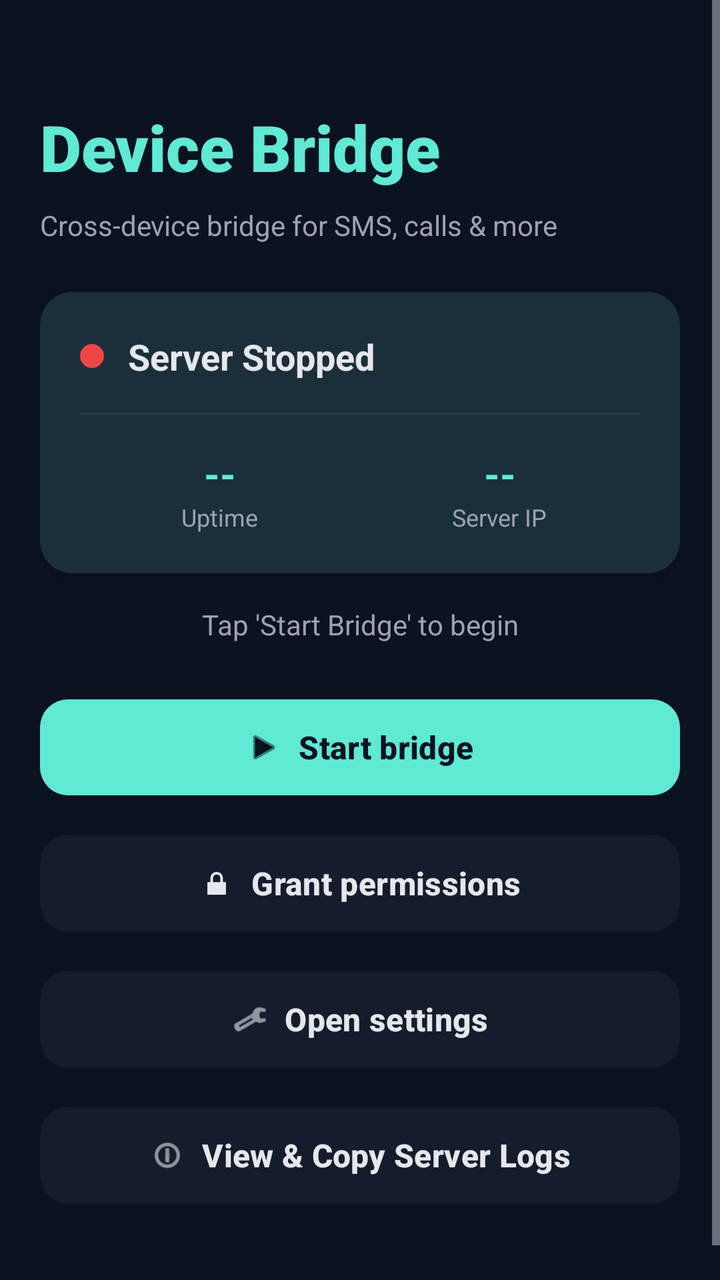
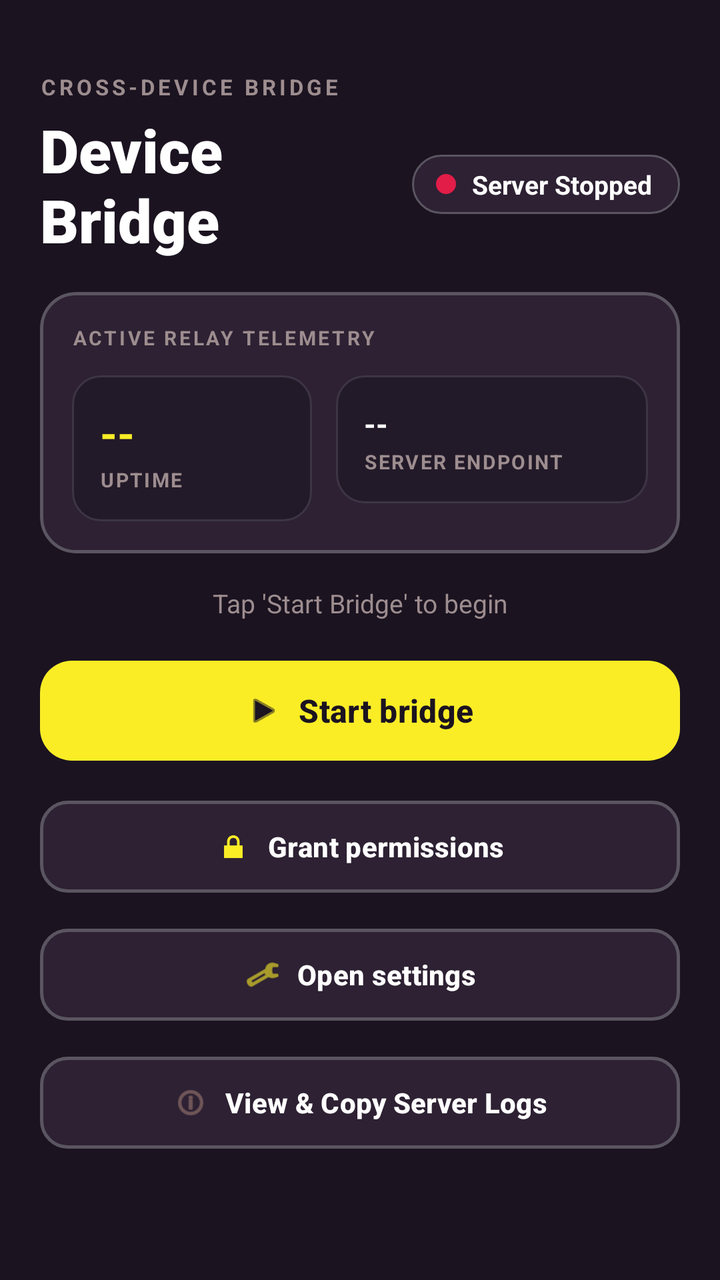

Screens rendered from an Android XML layout before and after an edit, with the pre-edit source and the edit as a unified diff.
<!-- AndroidManifest.xml: application theme Theme.DeviceBridge -->
<!-- res/layout/activity_main.xml -->
<?xml version="1.0" encoding="utf-8"?>
<ScrollView xmlns:android="http://schemas.android.com/apk/res/android"
    xmlns:app="http://schemas.android.com/apk/res-auto"
    android:layout_width="match_parent"
    android:layout_height="match_parent"
    android:background="@color/bridge_bg">

    <LinearLayout
        android:layout_width="match_parent"
        android:layout_height="wrap_content"
        android:orientation="vertical"
        android:padding="20dp">

        <TextView
            android:layout_width="match_parent"
            android:layout_height="wrap_content"
            android:layout_marginTop="32dp"
            android:layout_marginBottom="8dp"
            android:text="@string/app_name"
            android:textColor="@color/bridge_accent"
            android:textSize="32sp"
            android:textStyle="bold"
            android:fontFamily="sans-serif-black" />

        <TextView
            android:layout_width="match_parent"
            android:layout_height="wrap_content"
            android:layout_marginBottom="24dp"
            android:text="Cross-device bridge for SMS, calls &amp; more"
            android:textColor="#9CA3AF"
            android:textSize="14sp" />

        <com.google.android.material.card.MaterialCardView
            android:layout_width="match_parent"
            android:layout_height="wrap_content"
            android:layout_marginBottom="16dp"
            app:cardCornerRadius="16dp"
            app:cardBackgroundColor="@color/bridge_surface"
            app:strokeWidth="0dp"
            app:cardElevation="4dp">

            <LinearLayout
                android:layout_width="match_parent"
                android:layout_height="wrap_content"
                android:orientation="vertical"
                android:padding="20dp">

                <LinearLayout
                    android:layout_width="match_parent"
                    android:layout_height="wrap_content"
                    android:orientation="horizontal"
                    android:gravity="center_vertical">

                    <View
                        android:id="@+id/statusDot"
                        android:layout_width="12dp"
                        android:layout_height="12dp"
                        android:background="@drawable/status_dot_red" />

                    <TextView
                        android:id="@+id/statusLabel"
                        android:layout_width="0dp"
                        android:layout_height="wrap_content"
                        android:layout_weight="1"
                        android:layout_marginStart="12dp"
                        android:text="Server Stopped"
                        android:textColor="@color/bridge_text"
                        android:textSize="18sp"
                        android:textStyle="bold" />
                </LinearLayout>

                <View
                    android:layout_width="match_parent"
                    android:layout_height="1dp"
                    android:background="#2E3748"
                    android:layout_marginTop="16dp"
                    android:layout_marginBottom="16dp" />

                <LinearLayout
                    android:layout_width="match_parent"
                    android:layout_height="wrap_content"
                    android:orientation="horizontal"
                    android:baselineAligned="false">

                    <LinearLayout
                        android:layout_width="0dp"
                        android:layout_height="wrap_content"
                        android:layout_weight="1"
                        android:orientation="vertical"
                        android:gravity="center">

                        <TextView
                            android:id="@+id/statUptime"
                            android:layout_width="wrap_content"
                            android:layout_height="wrap_content"
                            android:text="--"
                            android:textColor="@color/bridge_accent"
                            android:textSize="20sp"
                            android:textStyle="bold" />

                        <TextView
                            android:layout_width="wrap_content"
                            android:layout_height="wrap_content"
                            android:text="Uptime"
                            android:textColor="#9CA3AF"
                            android:textSize="12sp" />
                    </LinearLayout>

                    <LinearLayout
                        android:layout_width="0dp"
                        android:layout_height="wrap_content"
                        android:layout_weight="1"
                        android:orientation="vertical"
                        android:gravity="center">

                        <TextView
                            android:id="@+id/statIP"
                            android:layout_width="wrap_content"
                            android:layout_height="wrap_content"
                            android:text="--"
                            android:textColor="@color/bridge_accent"
                            android:textSize="20sp"
                            android:textStyle="bold" />

                        <TextView
                            android:layout_width="wrap_content"
                            android:layout_height="wrap_content"
                            android:text="Server IP"
                            android:textColor="#9CA3AF"
                            android:textSize="12sp" />
                    </LinearLayout>
                </LinearLayout>

            </LinearLayout>
        </com.google.android.material.card.MaterialCardView>

        
        <com.google.android.material.card.MaterialCardView
            android:id="@+id/qrCard"
            android:layout_width="match_parent"
            android:layout_height="wrap_content"
            android:layout_marginBottom="16dp"
            android:visibility="gone"
            app:cardCornerRadius="16dp"
            app:cardBackgroundColor="@color/bridge_surface"
            app:strokeWidth="0dp"
            app:cardElevation="2dp">

            <LinearLayout
                android:layout_width="match_parent"
                android:layout_height="wrap_content"
                android:orientation="vertical"
                android:gravity="center"
                android:padding="20dp">

                <TextView
                    android:layout_width="wrap_content"
                    android:layout_height="wrap_content"
                    android:text="Scan from iOS App"
                    android:textColor="@color/bridge_text"
                    android:textSize="16sp"
                    android:textStyle="bold"
                    android:layout_marginBottom="12dp" />

                <ImageView
                    android:id="@+id/qrImage"
                    android:layout_width="200dp"
                    android:layout_height="200dp"
                    android:scaleType="fitCenter" />
            </LinearLayout>
        </com.google.android.material.card.MaterialCardView>

        <TextView
            android:id="@+id/status"
            android:layout_width="match_parent"
            android:layout_height="wrap_content"
            android:layout_marginBottom="24dp"
            android:text="Tap 'Start Bridge' to begin"
            android:textColor="#9CA3AF"
            android:textSize="14sp"
            android:gravity="center" />

        <com.google.android.material.button.MaterialButton
            android:id="@+id/startBridge"
            android:layout_width="match_parent"
            android:layout_height="56dp"
            android:layout_marginBottom="12dp"
            android:text="@string/start_bridge"
            android:textSize="16sp"
            android:textStyle="bold"
            app:cornerRadius="14dp"
            app:backgroundTint="@color/bridge_accent"
            android:textColor="@color/bridge_bg"
            app:icon="@android:drawable/ic_media_play"
            app:iconGravity="textStart"
            app:iconTint="@color/bridge_bg" />

        <com.google.android.material.button.MaterialButton
            android:id="@+id/grantPermissions"
            android:layout_width="match_parent"
            android:layout_height="56dp"
            android:layout_marginBottom="12dp"
            android:text="@string/grant_permissions"
            android:textSize="16sp"
            android:textStyle="bold"
            app:cornerRadius="14dp"
            app:backgroundTint="@color/bridge_surface"
            android:textColor="@color/bridge_text"
            app:icon="@android:drawable/ic_lock_lock"
            app:iconGravity="textStart"
            app:iconTint="@color/bridge_text" />

        <com.google.android.material.button.MaterialButton
            android:id="@+id/openSettings"
            android:layout_width="match_parent"
            android:layout_height="56dp"
            android:layout_marginBottom="12dp"
            android:text="@string/open_settings"
            android:textSize="16sp"
            android:textStyle="bold"
            app:cornerRadius="14dp"
            app:backgroundTint="@color/bridge_surface"
            android:textColor="@color/bridge_text"
            app:icon="@android:drawable/ic_menu_preferences"
            app:iconGravity="textStart"
            app:iconTint="@color/bridge_text" />

        <com.google.android.material.button.MaterialButton
            android:id="@+id/mainViewLogs"
            android:layout_width="match_parent"
            android:layout_height="56dp"
            android:layout_marginBottom="32dp"
            android:text="View &amp; Copy Server Logs"
            android:textSize="16sp"
            android:textStyle="bold"
            app:cornerRadius="14dp"
            app:backgroundTint="@color/bridge_surface"
            android:textColor="@color/bridge_text"
            app:icon="@android:drawable/ic_menu_info_details"
            app:iconGravity="textStart"
            app:iconTint="@color/bridge_text" />

    </LinearLayout>
</ScrollView>
<!-- resources referenced by this layout -->
<resources>
  <color name="bridge_accent">#5EEAD4</color>
  <color name="bridge_bg">#0B1220</color>
  <color name="bridge_surface">#151C2C</color>
  <color name="bridge_text">#E5E7EB</color>
  <!-- drawable status_dot_red (drawable) -->
  <?xml version="1.0" encoding="utf-8"?>
  <shape xmlns:android="http://schemas.android.com/apk/res/android" android:shape="oval">
      <solid android:color="#EF4444" />
      <size android:width="12dp" android:height="12dp" />
  </shape>
  <string name="app_name">Device Bridge</string>
  <string name="grant_permissions">Grant permissions</string>
  <string name="open_settings">Open settings</string>
  <string name="start_bridge">Start bridge</string>
  <style name="Theme.DeviceBridge" parent="Theme.Material3.Dark.NoActionBar">
          <item name="colorPrimary">@color/bridge_accent</item>
          <item name="colorSecondary">@color/bridge_accent</item>
          <item name="colorSurface">@color/bridge_surface</item>
          <item name="colorOnSurface">@color/bridge_text</item>
          <item name="android:statusBarColor">@color/bridge_bg</item>
          <item name="android:navigationBarColor">@color/bridge_bg</item>
          <item name="android:windowBackground">@color/bridge_bg</item>
      </style>
</resources>

<!-- the commit's change to res/layout/activity_main.xml (unified diff, before → after) -->
@@ -3,7 +3,8 @@
     xmlns:app="http://schemas.android.com/apk/res-auto"
     android:layout_width="match_parent"
     android:layout_height="match_parent"
-    android:background="@color/bridge_bg">
+    android:background="@color/bridge_bg"
+    android:fillViewport="true">
 
     <LinearLayout
         android:layout_width="match_parent"
@@ -11,83 +12,107 @@
         android:orientation="vertical"
         android:padding="20dp">
 
+        
         <TextView
-            android:layout_width="match_parent"
-            android:layout_height="wrap_content"
-            android:layout_marginTop="32dp"
-            android:layout_marginBottom="8dp"
-            android:text="@string/app_name"
-            android:textColor="@color/bridge_accent"
-            android:textSize="32sp"
-            android:textStyle="bold"
-            android:fontFamily="sans-serif-black" />
-
-        <TextView
-            android:layout_width="match_parent"
-            android:layout_height="wrap_content"
-            android:layout_marginBottom="24dp"
-            android:text="Cross-device bridge for SMS, calls &amp; more"
-            android:textColor="#9CA3AF"
-            android:textSize="14sp" />
-
+            android:layout_width="wrap_content"
+            android:layout_height="wrap_content"
+            android:layout_marginTop="16dp"
+            android:text="CROSS-DEVICE BRIDGE"
+            android:textColor="@color/bridge_text_secondary"
+            android:textSize="11sp"
+            android:textStyle="bold"
+            android:letterSpacing="0.15" />
+
+        <LinearLayout
+            android:layout_width="match_parent"
+            android:layout_height="wrap_content"
+            android:orientation="horizontal"
+            android:gravity="center_vertical"
+            android:layout_marginTop="4dp"
+            android:layout_marginBottom="16dp">
+
+            <TextView
+                android:layout_width="0dp"
+                android:layout_height="wrap_content"
+                android:layout_weight="1"
+                android:text="@string/app_name"
+                android:textColor="@color/bridge_text"
+                android:textSize="30sp"
+                android:textStyle="bold"
+                android:fontFamily="sans-serif-black" />
+
+            
+            <LinearLayout
+                android:layout_width="wrap_content"
+                android:layout_height="wrap_content"
+                android:orientation="horizontal"
+                android:gravity="center_vertical"
+                android:background="@drawable/badge_status_container"
+                android:paddingStart="12dp"
+                android:paddingEnd="14dp"
+                android:paddingTop="6dp"
+                android:paddingBottom="6dp">
+
+                <View
+                    android:id="@+id/statusDot"
+                    android:layout_width="10dp"
+                    android:layout_height="10dp"
+                    android:background="@drawable/status_dot_red" />
+
+                <TextView
+                    android:id="@+id/statusLabel"
+                    android:layout_width="wrap_content"
+                    android:layout_height="wrap_content"
+                    android:layout_marginStart="8dp"
+                    android:text="Server Stopped"
+                    android:textColor="@color/bridge_text"
+                    android:textSize="13sp"
+                    android:textStyle="bold" />
+            </LinearLayout>
+        </LinearLayout>
+
+        
         <com.google.android.material.card.MaterialCardView
             android:layout_width="match_parent"
             android:layout_height="wrap_content"
             android:layout_marginBottom="16dp"
-            app:cardCornerRadius="16dp"
+            app:cardCornerRadius="18dp"
             app:cardBackgroundColor="@color/bridge_surface"
-            app:strokeWidth="0dp"
-            app:cardElevation="4dp">
+            app:strokeColor="@color/bridge_card_border"
+            app:strokeWidth="1.5dp"
+            app:cardElevation="0dp">
 
             <LinearLayout
                 android:layout_width="match_parent"
                 android:layout_height="wrap_content"
                 android:orientation="vertical"
-                android:padding="20dp">
+                android:padding="16dp">
+
+                <TextView
+                    android:layout_width="wrap_content"
+                    android:layout_height="wrap_content"
+                    android:layout_marginBottom="12dp"
+                    android:text="ACTIVE RELAY TELEMETRY"
+                    android:textColor="@color/bridge_text_secondary"
+                    android:textSize="10sp"
+                    android:textStyle="bold"
+                    android:letterSpacing="0.12" />
 
                 <LinearLayout
                     android:layout_width="match_parent"
                     android:layout_height="wrap_content"
                     android:orientation="horizontal"
-                    android:gravity="center_vertical">
-
-                    <View
-                        android:id="@+id/statusDot"
-                        android:layout_width="12dp"
-                        android:layout_height="12dp"
-                        android:background="@drawable/status_dot_red" />
-
-                    <TextView
-                        android:id="@+id/statusLabel"
-                        android:layout_width="0dp"
-                        android:layout_height="wrap_content"
-                        android:layout_weight="1"
-                        android:layout_marginStart="12dp"
-                        android:text="Server Stopped"
-                        android:textColor="@color/bridge_text"
-                        android:textSize="18sp"
-                        android:textStyle="bold" />
-                </LinearLayout>
-
-                <View
-                    android:layout_width="match_parent"
-                    android:layout_height="1dp"
-                    android:background="#2E3748"
-                    android:layout_marginTop="16dp"
-                    android:layout_marginBottom="16dp" />
-
-                <LinearLayout
-                    android:layout_width="match_parent"
-                    android:layout_height="wrap_content"
-                    android:orientation="horizontal"
                     android:baselineAligned="false">
 
+                    
                     <LinearLayout
                         android:layout_width="0dp"
                         android:layout_height="wrap_content"
                         android:layout_weight="1"
+                        android:layout_marginEnd="6dp"
                         android:orientation="vertical"
-                        android:gravity="center">
+                        android:background="@drawable/card_stat_box"
+                        android:padding="14dp">
 
                         <TextView
                             android:id="@+id/statUptime"
@@ -95,39 +120,50 @@
                             android:layout_height="wrap_content"
                             android:text="--"
                             android:textColor="@color/bridge_accent"
-                            android:textSize="20sp"
+                            android:textSize="22sp"
                             android:textStyle="bold" />
 
                         <TextView
                             android:layout_width="wrap_content"
                             android:layout_height="wrap_content"
-                            android:text="Uptime"
-                            android:textColor="#9CA3AF"
-                            android:textSize="12sp" />
+                            android:layout_marginTop="2dp"
+                            android:text="UPTIME"
+                            android:textColor="@color/bridge_text_secondary"
+                            android:textSize="10sp"
+                            android:textStyle="bold"
+                            android:letterSpacing="0.08" />
                     </LinearLayout>
 
+                    
                     <LinearLayout
                         android:layout_width="0dp"
                         android:layout_height="wrap_content"
-                        android:layout_weight="1"
+                        android:layout_weight="1.3"
+                        android:layout_marginStart="6dp"
                         android:orientation="vertical"
-                        android:gravity="center">
+                        android:background="@drawable/card_stat_box"
+                        android:padding="14dp">
 
                         <TextView
                             android:id="@+id/statIP"
                             android:layout_width="wrap_content"
                             android:layout_height="wrap_content"
                             android:text="--"
-                            android:textColor="@color/bridge_accent"
-                            android:textSize="20sp"
-                            android:textStyle="bold" />
+                            android:textColor="@color/bridge_text"
+                            android:textSize="15sp"
+                            android:textStyle="bold"
+                            android:maxLines="2"
+                            android:ellipsize="end" />
 
                         <TextView
                             android:layout_width="wrap_content"
                             android:layout_height="wrap_content"
-                            android:text="Server IP"
-                            android:textColor="#9CA3AF"
-                            android:textSize="12sp" />
+                            android:layout_marginTop="2dp"
+                            android:text="SERVER ENDPOINT"
+                            android:textColor="@color/bridge_text_secondary"
+                            android:textSize="10sp"
+                            android:textStyle="bold"
+                            android:letterSpacing="0.08" />
                     </LinearLayout>
                 </LinearLayout>
 
@@ -141,10 +177,11 @@
             android:layout_height="wrap_content"
             android:layout_marginBottom="16dp"
             android:visibility="gone"
-            app:cardCornerRadius="16dp"
-            app:cardBackgroundColor="@color/bridge_surface"
-            app:strokeWidth="0dp"
-            app:cardElevation="2dp">
+            app:cardCornerRadius="18dp"
+            app:cardBackgroundColor="@color/bridge_surface_elevated"
+            app:strokeColor="@color/bridge_card_border"
+            app:strokeWidth="1.5dp"
+            app:cardElevation="0dp">
 
             <LinearLayout
                 android:layout_width="match_parent"
@@ -156,89 +193,117 @@
                 <TextView
                     android:layout_width="wrap_content"
                     android:layout_height="wrap_content"
-                    android:text="Scan from iOS App"
-                    android:textColor="@color/bridge_text"
-                    android:textSize="16sp"
+                    android:text="PAIR WITH IPHONE"
+                    android:textColor="@color/bridge_accent"
+                    android:textSize="13sp"
                     android:textStyle="bold"
-                    android:layout_marginBottom="12dp" />
-
-                <ImageView
-                    android:id="@+id/qrImage"
-                    android:layout_width="200dp"
-                    android:layout_height="200dp"
-                    android:scaleType="fitCenter" />
+                    android:letterSpacing="0.1"
+                    android:layout_marginBottom="4dp" />
+
+                <TextView
+                    android:layout_width="wrap_content"
+                    android:layout_height="wrap_content"
+                    android:text="Open iOS camera or SMSBridge app to scan"
+                    android:textColor="@color/bridge_text_secondary"
+                    android:textSize="12sp"
+                    android:layout_marginBottom="16dp" />
+
+                
+                <FrameLayout
+                    android:layout_width="wrap_content"
+                    android:layout_height="wrap_content"
+                    android:background="@drawable/qr_frame_bg"
+                    android:padding="12dp">
+
+                    <ImageView
+                        android:id="@+id/qrImage"
+                        android:layout_width="190dp"
+                        android:layout_height="190dp"
+                        android:scaleType="fitCenter" />
+                </FrameLayout>
             </LinearLayout>
         </com.google.android.material.card.MaterialCardView>
 
+        
         <TextView
             android:id="@+id/status"
             android:layout_width="match_parent"
             android:layout_height="wrap_content"
-            android:layout_marginBottom="24dp"
+            android:layout_marginBottom="16dp"
             android:text="Tap 'Start Bridge' to begin"
-            android:textColor="#9CA3AF"
-            android:textSize="14sp"
+            android:textColor="@color/bridge_text_secondary"
+            android:textSize="13sp"
             android:gravity="center" />
 
+        
         <com.google.android.material.button.MaterialButton
             android:id="@+id/startBridge"
             android:layout_width="match_parent"
-            android:layout_height="56dp"
+            android:layout_height="58dp"
             android:layout_marginBottom="12dp"
             android:text="@string/start_bridge"
             android:textSize="16sp"
             android:textStyle="bold"
-            app:cornerRadius="14dp"
+            app:cornerRadius="16dp"
             app:backgroundTint="@color/bridge_accent"
-            android:textColor="@color/bridge_bg"
+            android:textColor="@color/bridge_on_accent"
             app:icon="@android:drawable/ic_media_play"
             app:iconGravity="textStart"
-            app:iconTint="@color/bridge_bg" />
-
+            app:iconTint="@color/bridge_on_accent" />
+
+        
         <com.google.android.material.button.MaterialButton
             android:id="@+id/grantPermissions"
             android:layout_width="match_parent"
-            android:layout_height="56dp"
-            android:layout_marginBottom="12dp"
+            android:layout_height="54dp"
+            android:layout_marginBottom="10dp"
             android:text="@string/grant_permissions"
-            android:textSize="16sp"
+            android:textSize="14sp"
             android:textStyle="bold"
             app:cornerRadius="14dp"
             app:backgroundTint="@color/bridge_surface"
+            app:strokeColor="@color/bridge_card_border"
+            app:strokeWidth="1.5dp"
             android:textColor="@color/bridge_text"
             app:icon="@android:drawable/ic_lock_lock"
             app:iconGravity="textStart"
-            app:iconTint="@color/bridge_text" />
-
+            app:iconTint="@color/bridge_accent" />
+
+        
         <com.google.android.material.button.MaterialButton
             android:id="@+id/openSettings"
             android:layout_width="match_parent"
-            android:layout_height="56dp"
-            android:layout_marginBottom="12dp"
+            android:layout_height="54dp"
+            android:layout_marginBottom="10dp"
             android:text="@string/open_settings"
-            android:textSize="16sp"
+            android:textSize="14sp"
             android:textStyle="bold"
             app:cornerRadius="14dp"
             app:backgroundTint="@color/bridge_surface"
+            app:strokeColor="@color/bridge_card_border"
+            app:strokeWidth="1.5dp"
             android:textColor="@color/bridge_text"
             app:icon="@android:drawable/ic_menu_preferences"
             app:iconGravity="textStart"
-            app:iconTint="@color/bridge_text" />
-
+            app:iconTint="@color/bridge_accent" />
+
+        
         <com.google.android.material.button.MaterialButton
             android:id="@+id/mainViewLogs"
             android:layout_width="match_parent"
-            android:layout_height="56dp"
-            android:layout_marginBottom="32dp"
+            android:layout_height="54dp"
+            android:layout_marginBottom="24dp"
             android:text="View &amp; Copy Server Logs"
-            android:textSize="16sp"
+            android:textSize="14sp"
             android:textStyle="bold"
             app:cornerRadius="14dp"
             app:backgroundTint="@color/bridge_surface"
+            app:strokeColor="@color/bridge_card_border"
+            app:strokeWidth="1.5dp"
             android:textColor="@color/bridge_text"
             app:icon="@android:drawable/ic_menu_info_details"
             app:iconGravity="textStart"
-            app:iconTint="@color/bridge_text" />
+            app:iconTint="@color/bridge_warm" />
 
     </LinearLayout>
 </ScrollView>
<!-- resource entries referenced after the edit -->
@@ -1,13 +1,39 @@
 <!-- resources referenced by this layout -->
 <resources>
-  <color name="bridge_accent">#5EEAD4</color>
-  <color name="bridge_bg">#0B1220</color>
-  <color name="bridge_surface">#151C2C</color>
-  <color name="bridge_text">#E5E7EB</color>
+  <color name="bridge_accent">#FAED26</color>
+  <color name="bridge_bg">#1B1320</color>
+  <color name="bridge_card_border">#5A5560</color>
+  <color name="bridge_on_accent">#1B1320</color>
+  <color name="bridge_surface">#2D2133</color>
+  <color name="bridge_surface_elevated">#46344E</color>
+  <color name="bridge_text">#FFFFFF</color>
+  <color name="bridge_text_secondary">#9D8D8F</color>
+  <color name="bridge_warm">#9B786F</color>
+  <!-- drawable badge_status_container (drawable) -->
+  <?xml version="1.0" encoding="utf-8"?>
+  <shape xmlns:android="http://schemas.android.com/apk/res/android" android:shape="rectangle">
+      <solid android:color="@color/bridge_surface" />
+      <stroke android:width="1dp" android:color="@color/bridge_card_border" />
+      <corners android:radius="20dp" />
+  </shape>
+  <!-- drawable card_stat_box (drawable) -->
+  <?xml version="1.0" encoding="utf-8"?>
+  <shape xmlns:android="http://schemas.android.com/apk/res/android" android:shape="rectangle">
+      <solid android:color="#231A29" />
+      <stroke android:width="1dp" android:color="@color/bridge_divider" />
+      <corners android:radius="14dp" />
+  </shape>
+  <!-- drawable qr_frame_bg (drawable) -->
+  <?xml version="1.0" encoding="utf-8"?>
+  <shape xmlns:android="http://schemas.android.com/apk/res/android" android:shape="rectangle">
+      <solid android:color="#FFFFFF" />
+      <stroke android:width="4dp" android:color="@color/bridge_accent" />
+      <corners android:radius="16dp" />
+  </shape>
   <!-- drawable status_dot_red (drawable) -->
   <?xml version="1.0" encoding="utf-8"?>
   <shape xmlns:android="http://schemas.android.com/apk/res/android" android:shape="oval">
-      <solid android:color="#EF4444" />
+      <solid android:color="@color/status_red" />
       <size android:width="12dp" android:height="12dp" />
   </shape>
   <string name="app_name">Device Bridge</string>
@@ -16,12 +42,17 @@
   <string name="start_bridge">Start bridge</string>
   <style name="Theme.DeviceBridge" parent="Theme.Material3.Dark.NoActionBar">
           <item name="colorPrimary">@color/bridge_accent</item>
-          <item name="colorSecondary">@color/bridge_accent</item>
+          <item name="colorOnPrimary">@color/bridge_on_accent</item>
+          <item name="colorSecondary">@color/bridge_warm</item>
           <item name="colorSurface">@color/bridge_surface</item>
           <item name="colorOnSurface">@color/bridge_text</item>
+          <item name="colorSurfaceVariant">@color/bridge_surface_elevated</item>
+          <item name="colorOutline">@color/bridge_card_border</item>
           <item name="android:statusBarColor">@color/bridge_bg</item>
           <item name="android:navigationBarColor">@color/bridge_bg</item>
           <item name="android:windowBackground">@color/bridge_bg</item>
       </style>
+  <color name="bridge_divider">#3D3545</color>
+  <color name="status_red">#E11D48</color>
 </resources>
 
